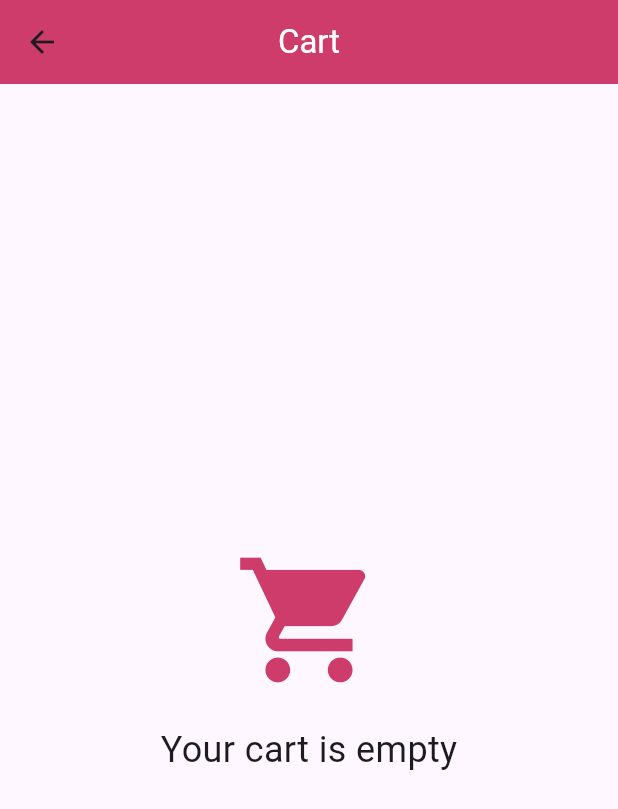
After one commit to ardhikakrsh/lotso-app, a Flutter app: the HomePage screen opened directly, scrolled down 530 dp, after a tap on the "shopping cart" icon, on a phone screen of 412 x 824 dp. The commit adds this screen. Shown: the top 809 px of the screen. Run offline on Flutter 3.47's test engine with Material 3 defaults, Android fonts, the phone set to English and light mode, and no system bars; our stand-ins replace smooth_page_indicator.

Commit message:
feat: add new pages

```diff
--- /dev/null
+++ b/lib/view/pages/cart_page.dart
@@ -0,0 +1,36 @@
+import 'package:flutter/material.dart';
+
+class CartPage extends StatelessWidget {
+  const CartPage({super.key});
+
+  @override
+  Widget build(BuildContext context) {
+    return Scaffold(
+      appBar: AppBar(
+        title: const Text(
+          'Cart',
+          style: TextStyle(color: Colors.white),
+        ),
+        backgroundColor: const Color.fromARGB(255, 206, 60, 107),
+        centerTitle: true,
+      ),
+      body: const Center(
+        child: Column(
+          mainAxisAlignment: MainAxisAlignment.center,
+          children: [
+            Icon(
+              Icons.shopping_cart,
+              size: 100,
+              color: Color.fromARGB(255, 206, 60, 107),
+            ),
+            SizedBox(height: 20),
+            Text(
+              'Your cart is empty',
+              style: TextStyle(fontSize: 24),
+            ),
+          ],
+        ),
+      ),
+    );
+  }
+}
--- /dev/null
+++ b/lib/view/pages/home_page.dart
@@ -0,0 +1,71 @@
+import 'package:dicoding1/components/card_tile.dart';
+import 'package:dicoding1/components/explore_banner.dart';
+import 'package:dicoding1/components/my_drawer.dart';
+import 'package:dicoding1/components/search.dart';
+import 'package:dicoding1/view/pages/cart_page.dart';
+import 'package:flutter/material.dart';
+
+class HomePage extends StatelessWidget {
+  const HomePage({super.key});
+
+  @override
+  Widget build(BuildContext context) {
+    return Scaffold(
+      appBar: AppBar(
+        title: const Text(
+          '52 Toys Lotso',
+          style: TextStyle(
+            fontSize: 24,
+            fontWeight: FontWeight.bold,
+            color: Colors.white,
+          ),
+        ),
+        centerTitle: true,
+        iconTheme: const IconThemeData(
+          color: Colors.white, // Change the color of the icons
+        ),
+        backgroundColor: const Color.fromARGB(255, 206, 60, 107),
+        actions: [
+          IconButton(
+            icon: const Icon(
+              Icons.shopping_cart,
+            ),
+            onPressed: () {
+              Navigator.push(
+                context,
+                MaterialPageRoute(
+                  builder: (context) => const CartPage(),
+                ),
+              );
+            },
+          ),
+        ],
+      ),
+      drawer: const MyDrawer(),
+      body: Stack(
+        children: [
+          Positioned.fill(
+            child: Image.asset(
+              'assets/images/wallpaper1.jpg',
+              fit: BoxFit.cover,
+            ),
+          ),
+          const SingleChildScrollView(
+            child: Padding(
+              padding: EdgeInsets.all(12.0),
+              child: Column(
+                children: [
+                  Search(),
+                  SizedBox(height: 20),
+                  ExploreBanner(),
+                  CardTile(),
+                ],
+              ),
+            ),
+          ),
+        ],
+      ),
+      // bottomNavigationBar: NavbarWidget(),
+    );
+  }
+}
--- a/lib/view/pages/splash_screen.dart
+++ b/lib/view/pages/splash_screen.dart
@@ -1,8 +1,7 @@
-import 'dart:ui';
+import 'package:dicoding1/view/pages/home_page.dart';
 import 'package:dicoding1/view/pages/intro_screen/intro_page_1.dart';
 import 'package:dicoding1/view/pages/intro_screen/intro_page_2.dart';
 import 'package:dicoding1/view/pages/intro_screen/intro_page_3.dart';
-import 'package:dicoding1/view/widgets/widget_tree.dart';
 import 'package:flutter/material.dart';
 import 'package:smooth_page_indicator/smooth_page_indicator.dart';
 
@@ -70,7 +69,7 @@ class _SplashScreenState extends State<SplashScreen> {
                           Navigator.pushReplacement(
                             context,
                             MaterialPageRoute(
-                              builder: (context) => const WidgetTree(),
+                              builder: (context) => const HomePage(),
                             ),
                           );
                         },
```
Also changed, not shown: lib/view/widgets/widget_tree.dart (deleted, +0 -65 lines).
